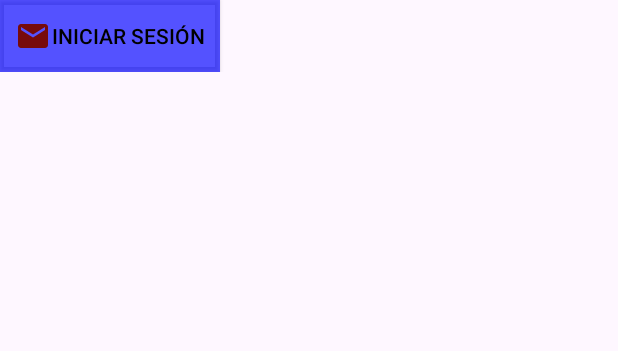
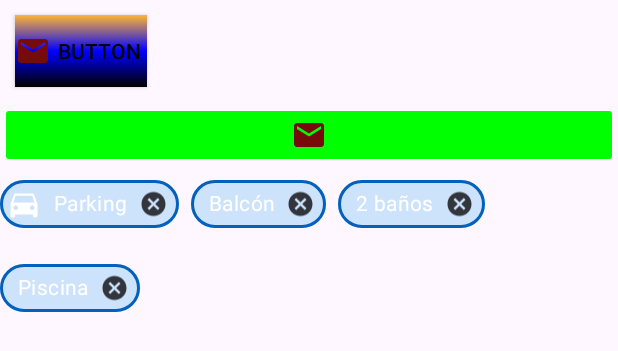
Before and after one commit to As1ss/Ejemplos-Estructura, an Android app: the layout activity_buttons.xml on its own in the app's theme, with its tools: preview values and no code run, on a phone screen of 412 x 824 dp. Shown: the top 351 px of the screen. Run offline under Robolectric (Android 15) with nearby library versions, the phone set to English and light mode, and no system bars.

Commit message:
Creación personalización y añadido de eventos mediante código sobre los objetos Chip y ChipGroups

```diff
--- a/app/src/main/res/drawable/ch_textcolor.xml
+++ b/app/src/main/res/drawable/ch_textcolor.xml
@@ -1,4 +1,6 @@
 <?xml version="1.0" encoding="utf-8"?>
 <selector xmlns:android="http://schemas.android.com/apk/res/android">
+    <item android:color="@color/white" android:state_checked="false"/>
+    <item android:color="@color/black" android:state_checked="true"/>
 
 </selector>
--- a/app/src/main/res/drawable/gradient.xml
+++ b/app/src/main/res/drawable/gradient.xml
@@ -1,4 +1,12 @@
 <?xml version="1.0" encoding="utf-8"?>
 <selector xmlns:android="http://schemas.android.com/apk/res/android">
+    <item>
+        <shape android:shape="rectangle">
+            <gradient android:startColor="@color/black"
+                android:centerColor="@color/blue"
+                android:endColor="@color/orange"
+                android:angle="90"/>
+        </shape>
+    </item>
 
 </selector>
--- a/app/src/main/res/drawable/oval.xml
+++ b/app/src/main/res/drawable/oval.xml
@@ -1,4 +1,10 @@
 <?xml version="1.0" encoding="utf-8"?>
 <selector xmlns:android="http://schemas.android.com/apk/res/android">
+<item>
+    <shape android:shape="oval">
+    <solid android:color="@color/gray"></solid>
+        <size android:width="15dp" android:height="8dp"/>
 
+    </shape>
+</item>
 </selector>
--- a/app/src/main/res/layout/activity_buttons.xml
+++ b/app/src/main/res/layout/activity_buttons.xml
@@ -1,5 +1,6 @@
 <?xml version="1.0" encoding="utf-8"?>
 <ScrollView xmlns:android="http://schemas.android.com/apk/res/android"
+    xmlns:app="http://schemas.android.com/apk/res-auto"
     android:layout_width="match_parent"
     android:layout_height="match_parent">
 
@@ -10,18 +11,58 @@
         android:orientation="vertical">
 
         <android.widget.Button
+            android:id="@+id/buttonGradient"
             android:layout_width="wrap_content"
             android:layout_height="wrap_content"
-            android:paddingLeft="10dp"
-            android:paddingRight="10dp"
-            android:background="@color/green"
-            android:backgroundTint="@color/blue_trans"
+            android:layout_margin="10dp"
+            android:background="@drawable/gradient"
             android:drawableStart="@drawable/baseline_email_24"
-            android:gravity="center"
-            android:text="Iniciar sesión"
+            android:text="Button"
             android:textColor="@color/black">
+        </android.widget.Button>
 
-        </android.widget.Button>
+        <ImageButton
+            android:id="@+id/imageButton"
+            android:layout_width="match_parent"
+            android:layout_height="wrap_content"
+            app:srcCompat="@drawable/baseline_email_24"
+            android:backgroundTint="@color/green"/>
+
+
+        <com.google.android.material.chip.ChipGroup
+            android:layout_width="match_parent"
+            android:layout_height="match_parent"
+
+            >
+
+            <com.google.android.material.chip.Chip
+                android:layout_width="wrap_content"
+                android:layout_height="wrap_content"
+                android:text="Parking"
+                style="@style/chEntry"
+                app:chipIcon="@drawable/ic_car"
+                />
+
+            <com.google.android.material.chip.Chip
+
+                android:layout_width="wrap_content"
+                android:layout_height="wrap_content"
+                style="@style/chEntry"
+                android:text="Balcón" />
+
+            <com.google.android.material.chip.Chip
+                android:layout_width="wrap_content"
+                android:layout_height="wrap_content"
+                style="@style/chEntry"
+                android:text="2 baños" />
+
+            <com.google.android.material.chip.Chip
+                android:layout_width="wrap_content"
+                android:layout_height="wrap_content"
+                style="@style/chEntry"
+                android:text="Piscina" />
+
+        </com.google.android.material.chip.ChipGroup>
 
 
     </LinearLayout>
--- a/app/src/main/res/values/colors.xml
+++ b/app/src/main/res/values/colors.xml
@@ -5,14 +5,22 @@
     <color name="blue">#0000FF</color>
     <color name="green">#00FF00</color>
     <color name="red">#FF0000</color>
+    <color name="gray">#999999</color>
+    <color name="purple">#800080</color>
+    <color name="pink">#FF00FF</color>
+    <color name="orange">#FFB533</color>
+    <color name="yellow">#FFFF00</color>
+    <color name="blue_dark">#0360bd</color>
+    <color name="blue_light">#cce3fb</color>
 
     //Colores abreviados, solo se acepta si todas las parejas son repetidas
-
+<!--
     <color name="negro">#000</color>
-    <color name="blacno">#FFF</color>
+    <color name="blanco">#FFF</color>
     <color name="azul">#00F</color>
     <color name="verde">#0F0</color>
     <color name="rojo">#F00</color>
+    -->
 
     //Colores con transparencia, los dos primeros dígitos constituyen al canal alpha que determina la opacidad del color
 
--- a/app/src/main/res/values/themes.xml
+++ b/app/src/main/res/values/themes.xml
@@ -7,4 +7,14 @@
     </style>
 
     <style name="Theme.EmptyProyect" parent="Base.Theme.EmptyProyect" />
+
+
+    <style name="chEntry" parent="Widget.MaterialComponents.Chip.Entry">
+        <item name="android:textStyle">bold</item>
+        <item name="android:textColor">@drawable/ch_textcolor</item>
+        <item name="chipBackgroundColor">@color/blue_light</item>
+        <item name="chipStrokeColor">@color/blue_dark</item>
+        <item name="chipStrokeWidth">2dp</item>
+
+    </style>
 </resources>
```
Also changed, not shown: app/src/main/AndroidManifest.xml (+10 -0 lines), app/src/main/java/com/example/empty_proyect/Buttons.kt (+10 -1 lines), app/src/main/res/drawable/corners.xml (+8 -0 lines).
